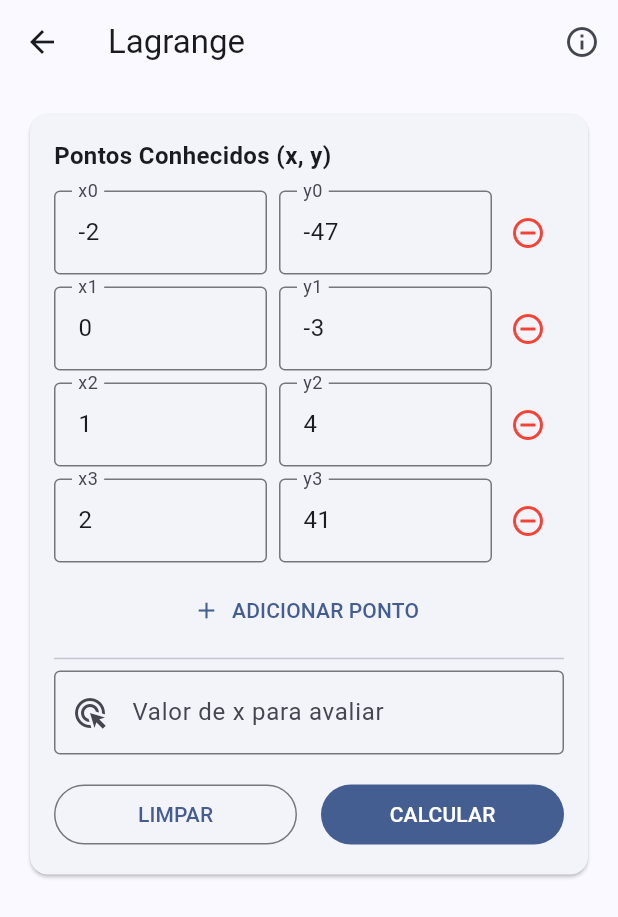
After one commit to ArthurHoshino/calculo-numerico, a Flutter app: the screen it shows after launch, after a tap on "Interpolação de Lagrange", on a phone screen of 412 x 824 dp. The commit adds this screen. Shown: the top 917 px of the screen. Run offline on Flutter 3.47's test engine with Material 3 defaults, Android fonts, the phone set to English and light mode, and no system bars; missing offline and left inert: flutter_math_fork, fraction, function_tree.

Commit message:
Interpolacao por Lagrange

```diff
--- a/lib/core/componentes/info_dialog.dart
+++ b/lib/core/componentes/info_dialog.dart
@@ -25,7 +25,7 @@ class InfoDialog extends StatelessWidget {
         children: [
           const Icon(Icons.info_outline, color: Colors.blue),
           const SizedBox(width: 8),
-          Text(titulo),
+          Expanded(child: Text(titulo)),
         ],
       ),
       content: SizedBox(
--- a/lib/modules/home/home_view.dart
+++ b/lib/modules/home/home_view.dart
@@ -1,6 +1,7 @@
 import 'package:calculo_numerico/modules/metodos/bissecao.dart';
 import 'package:calculo_numerico/modules/metodos/gauss_seidel.dart';
 import 'package:calculo_numerico/modules/metodos/interpolacao_polinomial.dart';
+import 'package:calculo_numerico/modules/metodos/lagrange.dart';
 import 'package:calculo_numerico/modules/metodos/newton_raphson.dart';
 import 'package:flutter/material.dart';
 
@@ -72,6 +73,21 @@ class HomeView extends StatelessWidget {
               ),
               isActive: true,
             ),
+            MetodoCard(
+              context: context,
+              titulo: 'Interpolação de Lagrange',
+              icone: Icons.polyline,
+              onTap: () => Navigator.push(
+                context,
+                MaterialPageRoute(builder: (context) => const LagrangeView()),
+              ),
+              isActive: true,
+            ),
+            MetodoCard(
+              context: context,
+              titulo: 'Em desenvolvimento',
+              icone: Icons.gesture,
+            ),
           ],
         ),
       ),
--- /dev/null
+++ b/lib/modules/metodos/lagrange.dart
@@ -0,0 +1,362 @@
+import 'package:flutter/material.dart';
+import 'package:fraction/fraction.dart';
+import 'package:flutter_math_fork/flutter_math.dart';
+import '../../core/componentes/componentes.dart';
+
+class LagrangeView extends StatefulWidget {
+  const LagrangeView({super.key});
+
+  @override
+  State<LagrangeView> createState() => _LagrangeViewState();
+}
+
+class _LagrangeViewState extends State<LagrangeView> {
+  final _formKey = GlobalKey<FormState>();
+
+  final List<({TextEditingController x, TextEditingController y})> _pontoControllers = [
+    (x: TextEditingController(text: '-2'), y: TextEditingController(text: '-47')),
+    (x: TextEditingController(text: '0'), y: TextEditingController(text: '-3')),
+    (x: TextEditingController(text: '1'), y: TextEditingController(text: '4')),
+    (x: TextEditingController(text: '2'), y: TextEditingController(text: '41')),
+  ];
+
+  final _pontoAvaliacaoController = TextEditingController();
+
+  bool _calculating = false;
+  List<Fraction>? _coeficientes;
+  Fraction? _valorAvaliado;
+  Fraction? _xAvaliado;
+
+  void _addPonto() {
+    setState(() {
+      _pontoControllers.add((x: TextEditingController(), y: TextEditingController()));
+    });
+  }
+
+  void _removePonto(int index) {
+    if (_pontoControllers.length > 2) {
+      setState(() {
+        _pontoControllers[index].x.dispose();
+        _pontoControllers[index].y.dispose();
+        _pontoControllers.removeAt(index);
+      });
+    }
+  }
+
+  Fraction _fractionPow(Fraction base, int exponent) {
+    Fraction result = Fraction(1);
+    for (int i = 0; i < exponent; i++) {
+      result = (result * base).reduce();
+    }
+    return result;
+  }
+
+  List<Fraction> _multiplicarPolinomios(List<Fraction> p1, List<Fraction> p2) {
+    List<Fraction> result = List.filled(p1.length + p2.length - 1, Fraction(0));
+    for (int i = 0; i < p1.length; i++) {
+      for (int j = 0; j < p2.length; j++) {
+        result[i + j] = (result[i + j] + (p1[i] * p2[j])).reduce();
+      }
+    }
+    return result;
+  }
+
+  List<Fraction> _calcularCoeficientesLagrange(List<Fraction> px, List<Fraction> py) {
+    int n = px.length;
+    List<Fraction> polyResult = List.filled(n, Fraction(0));
+
+    for (int i = 0; i < n; i++) {
+      List<Fraction> liPoly = [Fraction(1)];
+      Fraction denominador = Fraction(1);
+
+      for (int j = 0; j < n; j++) {
+        if (i == j) continue;
+        // Multiplica liPoly por (x - px[j]) -> [-px[j], 1]
+        liPoly = _multiplicarPolinomios(liPoly, [(px[j] * Fraction(-1)).reduce(), Fraction(1)]);
+        denominador = (denominador * (px[i] - px[j])).reduce();
+      }
+
+      Fraction fator = (py[i] / denominador).reduce();
+      for (int k = 0; k < liPoly.length; k++) {
+        polyResult[k] = (polyResult[k] + (liPoly[k] * fator)).reduce();
+      }
+    }
+    return polyResult;
+  }
+
+  void _calcular() {
+    if (!_formKey.currentState!.validate()) return;
+    setState(() {
+      _calculating = true;
+      _coeficientes = null;
+      _valorAvaliado = null;
+    });
+
+    try {
+      List<Fraction> px = [], py = [];
+      for (var ctrl in _pontoControllers) {
+        px.add(Fraction.fromString(ctrl.x.text.replaceAll(',', '.')));
+        py.add(Fraction.fromString(ctrl.y.text.replaceAll(',', '.')));
+      }
+
+      List<Fraction> coefs = _calcularCoeficientesLagrange(px, py);
+
+      Fraction? valorAvaliado, xAvaliado;
+      if (_pontoAvaliacaoController.text.isNotEmpty) {
+        xAvaliado = Fraction.fromString(_pontoAvaliacaoController.text.replaceAll(',', '.'));
+        valorAvaliado = Fraction(0);
+        for (int i = 0; i < coefs.length; i++) {
+          valorAvaliado = (valorAvaliado! + (coefs[i] * _fractionPow(xAvaliado, i))).reduce();
+        }
+      }
+
+      setState(() {
+        _coeficientes = coefs;
+        _valorAvaliado = valorAvaliado;
+        _xAvaliado = xAvaliado;
+      });
+    } catch (e) {
+      ScaffoldMessenger.of(context).showSnackBar(SnackBar(content: Text('Erro: $e')));
+    } finally {
+      setState(() => _calculating = false);
+    }
+  }
+
+  void _limpar() {
+    setState(() {
+      for (var ctrl in _pontoControllers) {
+        ctrl.x.clear();
+        ctrl.y.clear();
+      }
+      _pontoAvaliacaoController.clear();
+      _coeficientes = null;
+      _valorAvaliado = null;
+    });
+  }
+
+  void _showInfo() {
+    InfoDialog.show(
+      context,
+      titulo: 'Interpolação de Lagrange',
+      conteudo: [
+        const Text(
+          'O método de Lagrange encontra o polinômio interpolador como uma combinação linear de polinômios de base L_i(x).',
+          style: TextStyle(fontWeight: FontWeight.bold),
+        ),
+        const SizedBox(height: 16),
+        const Text('Como usar:', style: TextStyle(fontWeight: FontWeight.bold)),
+        const SizedBox(height: 8),
+        const Text('• Insira os valores de x e y para cada ponto conhecido.'),
+        const Text('• Adicione ou remova pontos conforme necessário (mínimo de 2).'),
+        const Text('• Defina um valor de "x" para avaliar o polinômio P(x).'),
+        const SizedBox(height: 16),
+        const Text('Detalhes Técnicos:', style: TextStyle(fontWeight: FontWeight.bold)),
+        const SizedBox(height: 8),
+        const Text('• P(x) = Σ y_i * L_i(x)'),
+        const Text('• L_i(x) = Π (x - x_j) / (x_i - x_j) para j ≠ i.'),
+        const Text('• Os cálculos utilizam frações para precisão total.'),
+      ],
+    );
+  }
+
+  String _formatFractionToLatex(Fraction f) {
+    if (f.denominator == 1) return f.numerator.toString();
+    String sign = f.isNegative ? '-' : '';
+    return '$sign\\frac{${f.numerator.abs()}}{${f.denominator}}';
+  }
+
+  String _buildPolinomioLatex(List<Fraction> coefs) {
+    String latex = 'P(x) = ';
+    bool algumTermoAdicionado = false;
+
+    for (int i = coefs.length - 1; i >= 0; i--) {
+      if (coefs[i].toDouble().abs() < 1e-9) continue;
+
+      Fraction c = coefs[i];
+      if (algumTermoAdicionado && !c.isNegative) {
+        latex += ' + ';
+      }
+
+      Fraction absC = c;
+      if (absC != Fraction(1) || i == 0) {
+        latex += _formatFractionToLatex(absC);
+      }
+
+      if (i > 0) {
+        latex += i == 1 ? 'x' : 'x^{$i}';
+      }
+      algumTermoAdicionado = true;
+    }
+    return latex;
+  }
+
+  @override
+  Widget build(BuildContext context) {
+    return SafeArea(
+      child: Scaffold(
+        appBar: AppBar(
+          title: const Text('Lagrange'),
+          actions: [
+            IconButton(
+              onPressed: _showInfo,
+              icon: const Icon(Icons.info_outline),
+              tooltip: 'Informações',
+            ),
+          ],
+        ),
+        body: ListView(
+          padding: const EdgeInsets.all(16),
+          children: [
+            Card(
+              child: Padding(
+                padding: const EdgeInsets.all(16),
+                child: Form(
+                  key: _formKey,
+                  child: Column(
+                    crossAxisAlignment: CrossAxisAlignment.start,
+                    children: [
+                      const Text('Pontos Conhecidos (x, y)',
+                          style: TextStyle(fontSize: 16, fontWeight: FontWeight.bold)),
+                      const SizedBox(height: 12),
+                      ..._pontoControllers.asMap().entries.map((entry) => Padding(
+                            padding: const EdgeInsets.only(bottom: 8),
+                            child: Row(children: [
+                              Expanded(
+                                  child: TextFormField(
+                                      controller: entry.value.x,
+                                      keyboardType: const TextInputType.numberWithOptions(signed: true),
+                                      decoration: InputDecoration(
+                                          labelText: 'x${entry.key}',
+                                          border: const OutlineInputBorder()))),
+                              const SizedBox(width: 8),
+                              Expanded(
+                                  child: TextFormField(
+                                      controller: entry.value.y,
+                                      keyboardType: const TextInputType.numberWithOptions(signed: true),
+                                      decoration: InputDecoration(
+                                          labelText: 'y${entry.key}',
+                                          border: const OutlineInputBorder()))),
+                              if (_pontoControllers.length > 2)
+                                IconButton(
+                                    icon: const Icon(Icons.remove_circle_outline,
+                                        color: Colors.red),
+                                    onPressed: () => _removePonto(entry.key))
+                            ]),
+                          )),
+                      Center(
+                          child: TextButton.icon(
+                              onPressed: _addPonto,
+                              icon: const Icon(Icons.add),
+                              label: const Text('ADICIONAR PONTO'))),
+                      const Divider(),
+                      TextFormField(
+                          controller: _pontoAvaliacaoController,
+                          decoration: const InputDecoration(
+                              labelText: 'Valor de x para avaliar',
+                              border: OutlineInputBorder(),
+                              prefixIcon: Icon(Icons.ads_click))),
+                      const SizedBox(height: 16),
+                      Row(children: [
+                        Expanded(
+                            child: OutlinedButton(
+                                onPressed: _limpar, child: const Text('LIMPAR'))),
+                        const SizedBox(width: 16),
+                        Expanded(
+                            child: FilledButton(
+                                onPressed: _calculating ? null : _calcular,
+                                child: _calculating
+                                    ? const CircularProgressIndicator(color: Colors.white)
+                                    : const Text('CALCULAR'))),
+                      ])
+                    ],
+                  ),
+                ),
+              ),
+            ),
+            if (_coeficientes != null) ...[
+              const Divider(),
+              Padding(
+                padding: const EdgeInsets.all(16),
+                child: Column(
+                  crossAxisAlignment: CrossAxisAlignment.start,
+                  children: [
+                    const Text('Polinômio Encontrado:',
+                        style: TextStyle(fontSize: 18, fontWeight: FontWeight.bold)),
+                    const SizedBox(height: 12),
+                    Container(
+                      width: double.infinity,
+                      padding: const EdgeInsets.all(20),
+                      decoration: BoxDecoration(
+                          color: Colors.blue.shade50,
+                          borderRadius: BorderRadius.circular(12),
+                          border: Border.all(color: Colors.blue.shade200)),
+                      child: SingleChildScrollView(
+                        scrollDirection: Axis.horizontal,
+                        child: Math.tex(
+                          _buildPolinomioLatex(_coeficientes!),
+                          textStyle: TextStyle(fontSize: 22, color: Colors.blue.shade900),
+                        ),
+                      ),
+                    ),
+                    if (_valorAvaliado != null) ...[
+                      const SizedBox(height: 24),
+                      const Text('Avaliação:',
+                          style: TextStyle(fontSize: 18, fontWeight: FontWeight.bold)),
+                      Card(
+                        color: Colors.green.shade50,
+                        child: ListTile(
+                          leading: const Icon(Icons.functions, color: Colors.green),
+                          title: Math.tex(
+                            'P(${_formatFractionToLatex(_xAvaliado!)}) = ${_formatFractionToLatex(_valorAvaliado!)}',
+                            textStyle:
+                                const TextStyle(fontSize: 18, fontWeight: FontWeight.bold),
+                          ),
+                          subtitle: Text('≈ ${_valorAvaliado!.toDouble().toStringAsFixed(6)}'),
+                        ),
+                      ),
+                    ],
+                    const SizedBox(height: 24),
+                    const Text('Coeficientes:',
+                        style: TextStyle(fontSize: 18, fontWeight: FontWeight.bold)),
+                    const SizedBox(height: 8),
+                    SingleChildScrollView(
+                      scrollDirection: Axis.horizontal,
+                      child: Container(
+                        decoration: BoxDecoration(
+                          border: Border.all(color: Colors.grey.shade300),
+                          borderRadius: BorderRadius.circular(8),
+                        ),
+                        child: DataTable(
+                          headingRowColor: MaterialStateProperty.all(Colors.grey.shade100),
+                          columns: const [
+                            DataColumn(
+                                label: Text('i',
+                                    style: TextStyle(fontWeight: FontWeight.bold))),
+                            DataColumn(
+                                label: Text('Coeficiente (Fração)',
+                                    style: TextStyle(fontWeight: FontWeight.bold))),
+                            DataColumn(
+                                label: Text('Valor Aproximado',
+                                    style: TextStyle(fontWeight: FontWeight.bold))),
+                          ],
+                          rows: _coeficientes!.asMap().entries.map((e) {
+                            return DataRow(cells: [
+                              DataCell(Text('a${e.key}')),
+                              DataCell(Math.tex(_formatFractionToLatex(e.value),
+                                  textStyle: const TextStyle(fontSize: 16))),
+                              DataCell(Text(e.value.toDouble().toStringAsFixed(6))),
+                            ]);
+                          }).toList(),
+                        ),
+                      ),
+                    ),
+                  ],
+                ),
+              )
+            ]
+          ],
+        ),
+      ),
+    );
+  }
+}
```
Also changed, not shown: lib/modules/metodos/interpolacao_polinomial.dart (+16 -2 lines).
